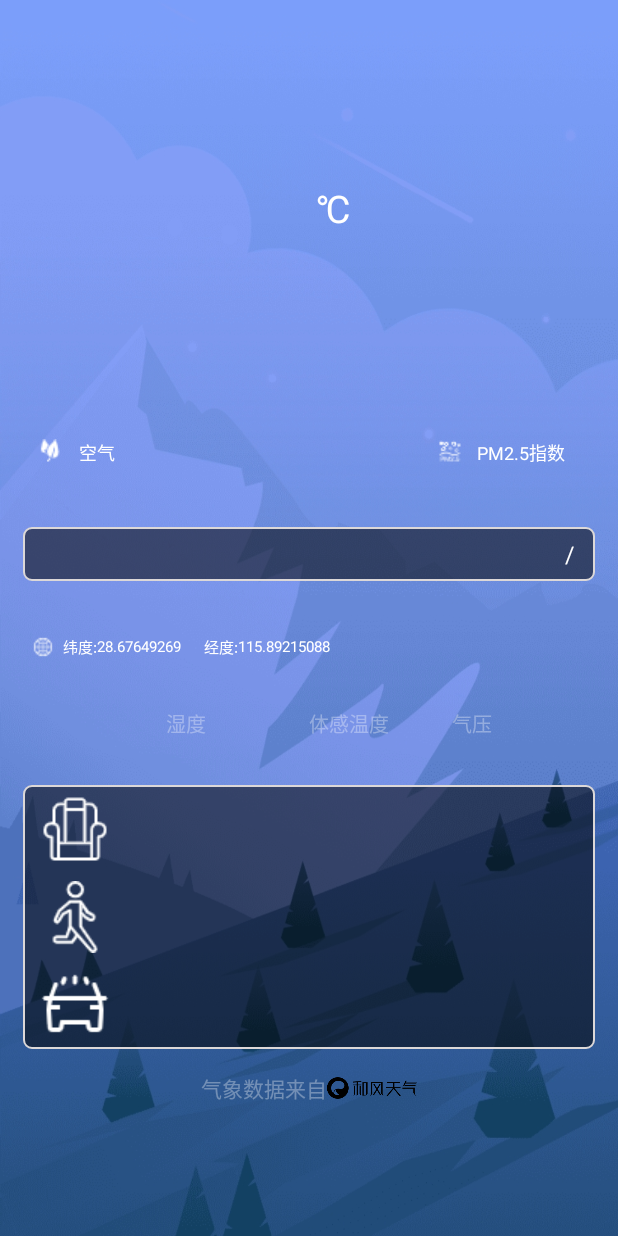
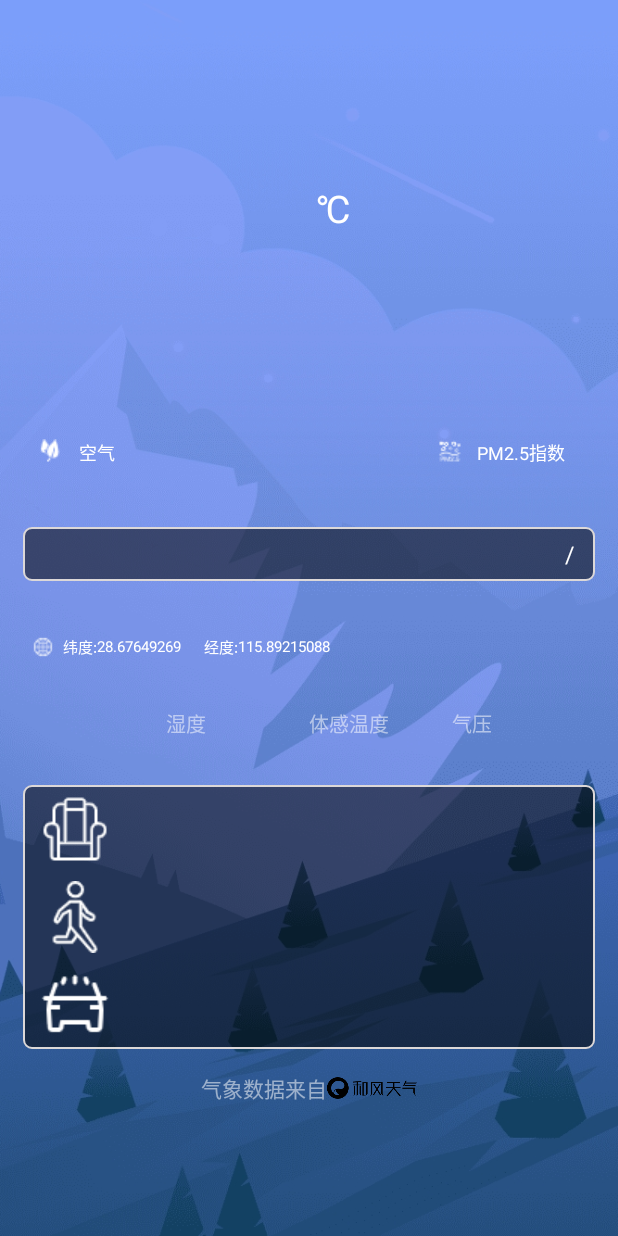
Before and after one commit to Larson-Liu/handsomeweather, an Android app: the WeatherActivity screen opened directly, with no data from a screen before it, on a phone screen of 412 x 824 dp. Run offline under Robolectric (Android 15) with nearby library versions, the phone set to English and light mode, and no system bars; pictures from the network do not load; 26 statements that could not run were skipped.

Commit message:
从服务器中加载天气背景图，并让背景图与系统状态栏完美融合。

```diff
--- a/app/src/main/java/com/xiaoshuai/handsomeweather/WeatherActivity.java
+++ b/app/src/main/java/com/xiaoshuai/handsomeweather/WeatherActivity.java
@@ -4,15 +4,19 @@ import androidx.appcompat.app.AppCompatActivity;
 
 import android.content.Intent;
 import android.content.SharedPreferences;
+import android.graphics.Color;
+import android.os.Build;
 import android.os.Bundle;
 import android.text.TextUtils;
 import android.view.LayoutInflater;
 import android.view.View;
+import android.widget.ImageView;
 import android.widget.LinearLayout;
 import android.widget.ScrollView;
 import android.widget.TextView;
 import android.widget.Toast;
 
+import com.bumptech.glide.Glide;
 import com.google.gson.Gson;
 import com.xiaoshuai.handsomeweather.gson.Forecast;
 import com.xiaoshuai.handsomeweather.gson.Weather;
@@ -30,6 +34,7 @@ import okhttp3.Response;
 
 public class WeatherActivity extends AppCompatActivity {
 
+    private ImageView backgroundImage;
     private ScrollView weatherView;
     private TextView cityName;
     private TextView tmp;
@@ -55,7 +60,16 @@ public class WeatherActivity extends AppCompatActivity {
     @Override
     protected void onCreate(Bundle savedInstanceState) {
         super.onCreate(savedInstanceState);
+        /*安卓5.0及其以上的系统支持的功能(将界面背景图与系统状态栏融合)*/
+        if (Build.VERSION.SDK_INT >= 21) {
+            View decorView = getWindow().getDecorView();
+            //将活动布局显示在系统状态栏的上面
+            decorView.setSystemUiVisibility(View.SYSTEM_UI_FLAG_LAYOUT_FULLSCREEN | View.SYSTEM_UI_FLAG_LAYOUT_STABLE);
+            //设置系统状态栏为透明状态
+            getWindow().setStatusBarColor(Color.TRANSPARENT);
+        }
         setContentView(R.layout.activity_weather);
+        backgroundImage = (ImageView)findViewById(R.id.weather_background);
         weatherView = (ScrollView)findViewById(R.id.weather_data_view);
         cityName = (TextView)findViewById(R.id.city_name);
         tmp = (TextView)findViewById(R.id.tmp_text);
@@ -85,11 +99,21 @@ public class WeatherActivity extends AppCompatActivity {
             //隐藏空数据的天气界面
             weatherView.setVisibility(View.GONE);
             requestWeatherData(weatherId);
+            //从服务器中加载图片
+            requestImage();
         } else {
             /*从缓存中直接获取城市天气数据，并显示到天气界面中*/
             String weatherData = getIntent().getStringExtra("weather_data");
             Weather weather = new Gson().fromJson(weatherData,Weather.class);
             showWeatherData(weather);
+            /*通过缓存中是否存在背景图Url来判断是否从服务器中获取并加载背景图*/
+            SharedPreferences preferences = getSharedPreferences("weather_data",MODE_PRIVATE);
+            String imageUrl = preferences.getString("image_url",null);
+            if (!TextUtils.isEmpty(imageUrl)) {
+                Glide.with(this).load(imageUrl).into(backgroundImage);
+            } else {
+                requestImage();
+            }
         }
     }
 
@@ -179,4 +203,40 @@ public class WeatherActivity extends AppCompatActivity {
         //显示天气界面
         weatherView.setVisibility(View.VISIBLE);
     }
+
+    /**
+     * 从服务器中获取图片，添加到缓存中，再加载出来
+     */
+    private void requestImage() {
+        String address="http://guolin.tech/api/bing_pic";
+        OkHttpUtil.sendOkHttpRequest(address, new Callback() {
+            @Override
+            public void onFailure(@NotNull Call call, @NotNull IOException e) {
+                e.printStackTrace();
+                runOnUiThread(new Runnable() {
+                    @Override
+                    public void run() {
+                        //如果从服务器中加载图片失败，则默认加载drawable中的背景图
+                        Glide.with(WeatherActivity.this).load(R.drawable.weather_background).into(backgroundImage);
+                    }
+                });
+            }
+
+            @Override
+            public void onResponse(@NotNull Call call, @NotNull Response response) throws IOException {
+                final String imageUrl = response.body().string();
+                /*将获取到的图片Url存储到缓存中*/
+                SharedPreferences.Editor editor = getSharedPreferences("weather_data",MODE_PRIVATE).edit();
+                editor.putString("image_url",imageUrl);
+                editor.apply();
+                runOnUiThread(new Runnable() {
+                    @Override
+                    public void run() {
+                        //加载图片
+                        Glide.with(WeatherActivity.this).load(imageUrl).into(backgroundImage);
+                    }
+                });
+            }
+        });
+    }
 }
--- a/app/src/main/res/layout/activity_weather.xml
+++ b/app/src/main/res/layout/activity_weather.xml
@@ -4,18 +4,25 @@
     xmlns:tools="http://schemas.android.com/tools"
     android:layout_width="match_parent"
     android:layout_height="match_parent"
-    tools:context=".WeatherActivity"
-    android:background="@drawable/weather_background">
+    tools:context=".WeatherActivity">
+
+    <ImageView
+        android:id="@+id/weather_background"
+        android:layout_width="match_parent"
+        android:layout_height="match_parent"
+        android:scaleType="centerCrop" />
 
     <ScrollView
         android:id="@+id/weather_data_view"
         android:layout_width="match_parent"
         android:layout_height="match_parent">
 
+        <!--fitsSystemWindows为系统状态栏留出原有空间-->
         <LinearLayout
             android:layout_width="match_parent"
             android:layout_height="wrap_content"
-            android:orientation="vertical">
+            android:orientation="vertical"
+            android:fitsSystemWindows="true">
 
             <include layout="@layout/title" />
             <include layout="@layout/now" />
@@ -33,7 +40,7 @@
                     android:layout_width="wrap_content"
                     android:layout_height="wrap_content"
                     android:text="气象数据来自"
-                    android:textColor="#5FFF"
+                    android:textColor="#8FFF"
                     android:layout_centerVertical="true" />
                 <ImageView
                     android:layout_width="60dp"
--- a/app/src/main/res/layout/info.xml
+++ b/app/src/main/res/layout/info.xml
@@ -73,7 +73,7 @@
                 android:layout_width="match_parent"
                 android:layout_height="wrap_content"
                 android:textSize="13sp"
-                android:textColor="#5FFF" />
+                android:textColor="#8FFF" />
         </LinearLayout>
         <LinearLayout
             android:layout_width="0dp"
@@ -93,7 +93,7 @@
                 android:layout_height="wrap_content"
                 android:text="湿度"
                 android:textSize="13sp"
-                android:textColor="#5FFF" />
+                android:textColor="#8FFF" />
         </LinearLayout>
         <LinearLayout
             android:layout_width="0dp"
@@ -113,7 +113,7 @@
                 android:layout_height="wrap_content"
                 android:text="体感温度"
                 android:textSize="13sp"
-                android:textColor="#5FFF" />
+                android:textColor="#8FFF" />
         </LinearLayout>
         <LinearLayout
             android:layout_width="0dp"
@@ -133,7 +133,7 @@
                 android:layout_height="wrap_content"
                 android:text="气压"
                 android:textSize="13sp"
-                android:textColor="#5FFF" />
+                android:textColor="#8FFF" />
         </LinearLayout>
     </LinearLayout>
 </LinearLayout>
```
